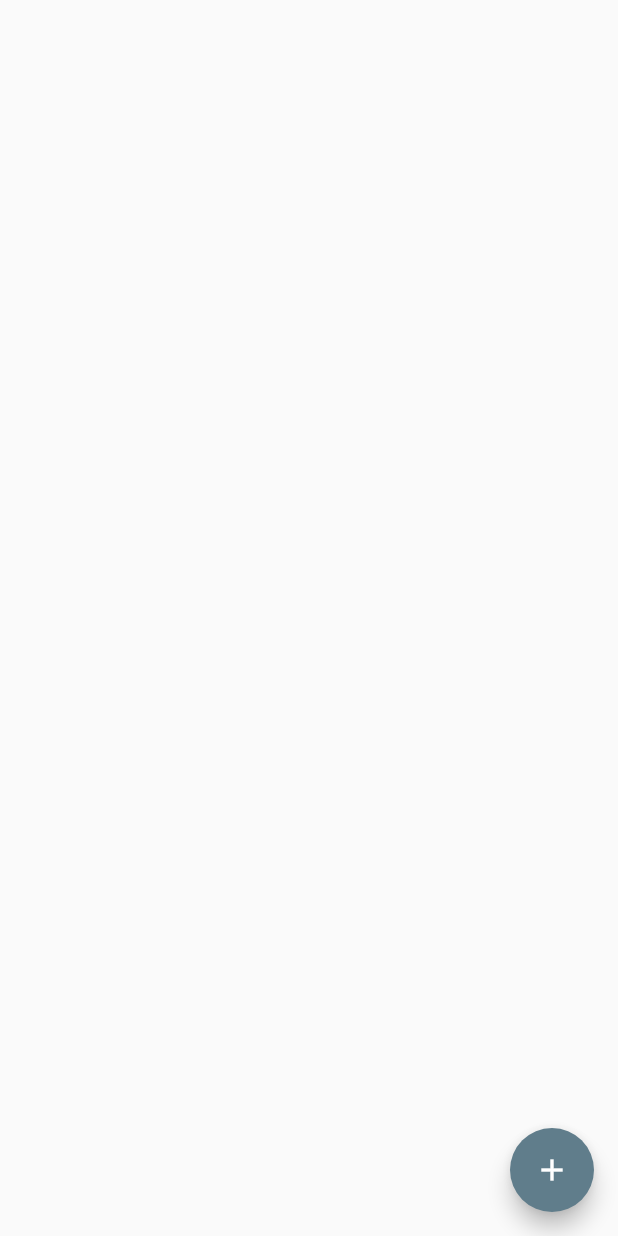
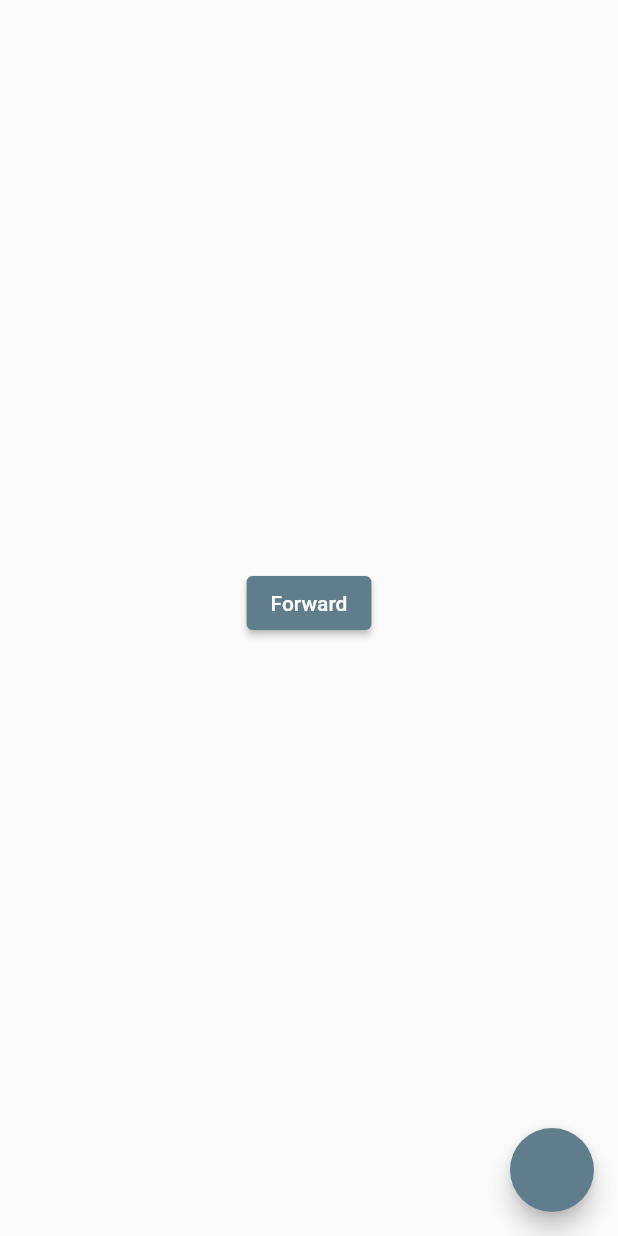
Before and after one commit to wal33d006/iba_fall_2022, a Flutter app: the screen it shows after launch, on a phone screen of 412 x 824 dp. Run offline on Flutter 3.47's test engine with Material 2 defaults, Android fonts, the phone set to English and light mode, and no system bars.

Commit message:
Add animations

```diff
--- /dev/null
+++ b/lib/animations/animation_page.dart
@@ -0,0 +1,59 @@
+import 'package:flutter/material.dart';
+
+class AnimationPage extends StatefulWidget {
+  const AnimationPage({Key? key}) : super(key: key);
+
+  @override
+  State<AnimationPage> createState() => _AnimationPageState();
+}
+
+class _AnimationPageState extends State<AnimationPage> with SingleTickerProviderStateMixin {
+  late Animation<double> animation;
+  late AnimationController controller;
+
+  @override
+  void initState() {
+    super.initState();
+    controller = AnimationController(vsync: this, duration: const Duration(seconds: 1));
+    animation = Tween<double>(begin: 0, end: 200).animate(controller);
+    animation.addListener(() {
+      print(animation.value);
+      setState(() {});
+    });
+    // controller = AnimationController(duration: const Duration(seconds: 2), vsync: this);
+    // animation = Tween<double>(begin: 0, end: 300).animate(controller)
+    //   ..addListener(() {
+    //     setState(() {});
+    //   });
+    // controller.forward();
+  }
+
+  @override
+  Widget build(BuildContext context) {
+    return Scaffold(
+      body: Center(
+        child: Column(
+          mainAxisAlignment: MainAxisAlignment.center,
+          children: [
+            ElevatedButton(
+                onPressed: () {
+                  controller.forward();
+                },
+                child: Text('Forward')),
+            Container(
+              margin: const EdgeInsets.symmetric(vertical: 10),
+              height: animation.value,
+              width: animation.value,
+              child: const FlutterLogo(),
+            ),
+          ],
+        ),
+      ),
+      floatingActionButton: FloatingActionButton(
+        onPressed: () {
+          controller.reverse();
+        },
+      ),
+    );
+  }
+}
--- a/lib/main.dart
+++ b/lib/main.dart
@@ -1,5 +1,6 @@
 import 'package:flutter/material.dart';
 import 'package:iba_fall_2022/27092022/api_call.dart';
+import 'package:iba_fall_2022/animations/animation_page.dart';
 import 'package:iba_fall_2022/assignment_one.dart';
 import 'package:iba_fall_2022/class%20assignment/screen_two.dart';
 import 'package:iba_fall_2022/new_screen.dart';
@@ -19,7 +20,7 @@ class MyApp extends StatelessWidget {
       theme: ThemeData(
         primarySwatch: Colors.blueGrey,
       ),
-      home: const ApiCall(),
+      home: const AnimationPage(),
     );
   }
 }
```
